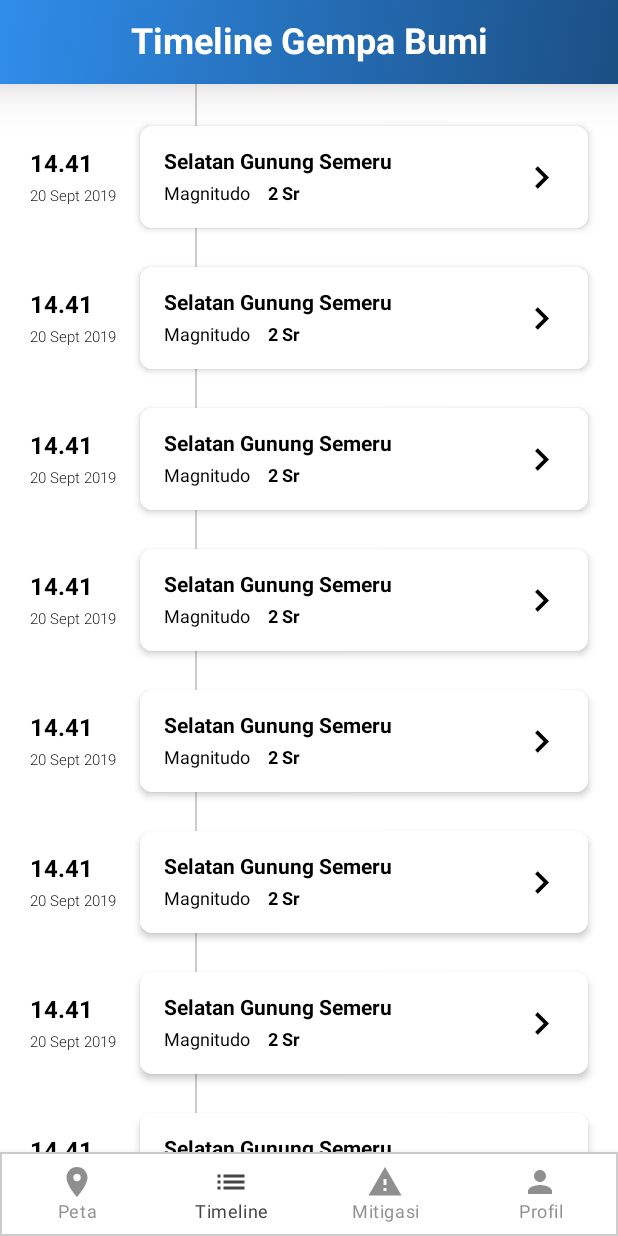
After one commit to hussainabdillah/dimas-mobile-app, an Android app built with Jetpack Compose: the composable TimelineScreen shown on its own in the app's theme, on a phone screen of 412 x 824 dp. The commit adds this screen. Run offline under Robolectric (Android 15) with nearby library versions, the phone set to English and light mode, and no system bars; 1 statement that could not run was skipped.

Commit message:
Create components for scaffold bottom and header bar, Create string resources for TimelineScreen, Create Lazy Column for TimelineScreen

```diff
--- /dev/null
+++ b/app/src/main/java/com/seisme/dimas/ui/components/BottomNavigation/BottomNavItem.kt
@@ -0,0 +1,8 @@
+package com.seisme.dimas.ui.components.BottomNavigation
+
+enum class BottomNavItem {
+    Map,
+    Timeline,
+    Mitigation,
+    Profile
+}
--- /dev/null
+++ b/app/src/main/java/com/seisme/dimas/ui/components/BottomNavigation/BottomNavigationBar.kt
@@ -0,0 +1,53 @@
+package com.seisme.dimas.ui.components.BottomNavigation
+
+import androidx.compose.foundation.border
+import androidx.compose.material.BottomNavigation
+import androidx.compose.material.BottomNavigationItem
+import androidx.compose.material.Icon
+import androidx.compose.material.Text
+import androidx.compose.material.icons.Icons
+import androidx.compose.material.icons.automirrored.filled.List
+import androidx.compose.material.icons.filled.*
+import androidx.compose.runtime.Composable
+import androidx.compose.ui.Modifier
+import androidx.compose.ui.graphics.Color
+import androidx.compose.ui.res.stringResource
+import androidx.compose.ui.unit.dp
+import com.seisme.dimas.R
+
+@Composable
+fun BottomNavigationBar(
+    selectedItem: BottomNavItem,
+    onItemSelected: (BottomNavItem) -> Unit
+) {
+    BottomNavigation(
+        backgroundColor = Color.White,
+        contentColor = Color.DarkGray,
+        modifier = Modifier.border(1.dp, Color.LightGray)
+    ) {
+        BottomNavigationItem(
+            icon = { Icon(Icons.Filled.LocationOn, contentDescription = stringResource(R.string.navigation_map)) },
+            selected = selectedItem == BottomNavItem.Map,
+            onClick = { onItemSelected(BottomNavItem.Map) },
+            label = { Text(stringResource(R.string.navigation_map)) }
+        )
+        BottomNavigationItem(
+            icon = { Icon(Icons.AutoMirrored.Filled.List, contentDescription = stringResource(R.string.navigation_timeline)) },
+            selected = selectedItem == BottomNavItem.Timeline,
+            onClick = { onItemSelected(BottomNavItem.Timeline) },
+            label = { Text(stringResource(R.string.navigation_timeline)) }
+        )
+        BottomNavigationItem(
+            icon = { Icon(Icons.Filled.Warning, contentDescription = stringResource(R.string.navigation_mitigation)) },
+            selected = selectedItem == BottomNavItem.Mitigation,
+            onClick = { onItemSelected(BottomNavItem.Mitigation) },
+            label = { Text(stringResource(R.string.navigation_mitigation)) }
+        )
+        BottomNavigationItem(
+            icon = { Icon(Icons.Filled.Person, contentDescription = stringResource(R.string.navigation_profile)) },
+            selected = selectedItem == BottomNavItem.Profile,
+            onClick = { onItemSelected(BottomNavItem.Profile) },
+            label = { Text(stringResource(R.string.navigation_profile)) }
+        )
+    }
+}
--- /dev/null
+++ b/app/src/main/java/com/seisme/dimas/ui/components/HeaderNavigationBar.kt
@@ -0,0 +1,53 @@
+package com.seisme.dimas.ui.components
+
+import androidx.compose.foundation.background
+import androidx.compose.foundation.layout.Box
+import androidx.compose.foundation.layout.PaddingValues
+import androidx.compose.foundation.layout.fillMaxWidth
+import androidx.compose.foundation.layout.height
+import androidx.compose.material.Text
+import androidx.compose.material.TopAppBar
+import androidx.compose.runtime.Composable
+import androidx.compose.ui.Alignment
+import androidx.compose.ui.Modifier
+import androidx.compose.ui.graphics.Brush
+import androidx.compose.ui.graphics.Color
+import androidx.compose.ui.text.font.FontWeight
+import androidx.compose.ui.text.style.TextAlign
+import androidx.compose.ui.unit.dp
+import androidx.compose.ui.unit.sp
+import com.seisme.dimas.ui.theme.HeaderDarkBlue
+import com.seisme.dimas.ui.theme.HeaderLightBlue
+
+@Composable
+fun Header(title: String) {
+    TopAppBar(
+        contentPadding = PaddingValues(0.dp),
+        backgroundColor = Color.Transparent,
+        contentColor = Color.White,
+        elevation = 20.dp,
+    ) {
+        Box(
+            modifier = Modifier
+                .height(60.dp)
+                .fillMaxWidth()
+                .background(
+                    brush = Brush.linearGradient(
+                        colors = listOf(
+                            HeaderLightBlue,
+                            HeaderDarkBlue
+                        )
+                    )
+                ),
+            contentAlignment = Alignment.Center
+        ) {
+            Text(
+                text = title,
+                fontSize = 24.sp,
+                fontWeight = FontWeight.Bold,
+                color = Color.White,
+                textAlign = TextAlign.Center
+            )
+        }
+    }
+}
--- a/app/src/main/java/com/seisme/dimas/ui/navigation/NavGraph.kt
+++ b/app/src/main/java/com/seisme/dimas/ui/navigation/NavGraph.kt
@@ -6,9 +6,9 @@ import androidx.compose.runtime.remember
 import androidx.navigation.NavHostController
 import androidx.navigation.compose.NavHost
 import androidx.navigation.compose.composable
-import com.seisme.dimas.ui.screens.HomeScreen.HomeScreen
+import com.seisme.dimas.ui.screens.homeScreen.HomeScreen
 import com.seisme.dimas.ui.screens.LoginScreen.LoginScreen
-import com.seisme.dimas.ui.screens.RegisterScreen.RegisterScreen
+import com.seisme.dimas.ui.screens.registerScreen.RegisterScreen
 
 @Composable
 fun NavGraph(navController: NavHostController) {
--- a/app/src/main/java/com/seisme/dimas/ui/screens/HomeScreen/HomeScreen.kt
+++ b/app/src/main/java/com/seisme/dimas/ui/screens/homeScreen/HomeScreen.kt
@@ -1,4 +1,4 @@
-package com.seisme.dimas.ui.screens.HomeScreen
+package com.seisme.dimas.ui.screens.homeScreen
 
 import androidx.compose.foundation.layout.*
 import androidx.compose.material3.BottomAppBar
--- a/app/src/main/java/com/seisme/dimas/ui/screens/RegisterScreen/RegisterScreen.kt
+++ b/app/src/main/java/com/seisme/dimas/ui/screens/registerScreen/RegisterScreen.kt
@@ -1,4 +1,4 @@
-package com.seisme.dimas.ui.screens.RegisterScreen
+package com.seisme.dimas.ui.screens.registerScreen
 
 import androidx.compose.foundation.layout.*
 import androidx.compose.material.*
--- a/app/src/main/java/com/seisme/dimas/ui/screens/RegisterScreen/RegisterState.kt
+++ b/app/src/main/java/com/seisme/dimas/ui/screens/registerScreen/RegisterState.kt
@@ -1,4 +1,4 @@
-package com.seisme.dimas.ui.screens.RegisterScreen
+package com.seisme.dimas.ui.screens.registerScreen
 
 data class RegisterState(
     val email: String = "",
--- a/app/src/main/java/com/seisme/dimas/ui/screens/RegisterScreen/RegisterViewModel.kt
+++ b/app/src/main/java/com/seisme/dimas/ui/screens/registerScreen/RegisterViewModel.kt
@@ -1,4 +1,4 @@
-package com.seisme.dimas.ui.screens.RegisterScreen
+package com.seisme.dimas.ui.screens.registerScreen
 
 import androidx.lifecycle.ViewModel
 import androidx.lifecycle.viewModelScope
--- /dev/null
+++ b/app/src/main/java/com/seisme/dimas/ui/screens/timelineScreen/TimelineScreen.kt
@@ -0,0 +1,151 @@
+package com.seisme.dimas.ui.screens.timelineScreen
+
+import androidx.compose.foundation.background
+import androidx.compose.foundation.layout.Arrangement
+import androidx.compose.foundation.layout.Box
+import androidx.compose.foundation.layout.Column
+import androidx.compose.foundation.layout.Row
+import androidx.compose.foundation.layout.absoluteOffset
+import androidx.compose.foundation.layout.fillMaxHeight
+import androidx.compose.foundation.layout.fillMaxWidth
+import androidx.compose.foundation.layout.height
+import androidx.compose.foundation.layout.padding
+import androidx.compose.foundation.layout.width
+import androidx.compose.foundation.lazy.LazyColumn
+import androidx.compose.foundation.shape.RoundedCornerShape
+import androidx.compose.material.Icon
+import androidx.compose.material.Scaffold
+import androidx.compose.material.Surface
+import androidx.compose.material.Text
+import androidx.compose.material.icons.Icons
+import androidx.compose.material.icons.automirrored.filled.KeyboardArrowRight
+import androidx.compose.runtime.Composable
+import androidx.compose.runtime.getValue
+import androidx.compose.runtime.mutableStateOf
+import androidx.compose.runtime.remember
+import androidx.compose.runtime.setValue
+import androidx.compose.ui.Alignment
+import androidx.compose.ui.Modifier
+import androidx.compose.ui.graphics.Color
+import androidx.compose.ui.res.stringResource
+import androidx.compose.ui.text.font.FontWeight
+import androidx.compose.ui.tooling.preview.Preview
+import androidx.compose.ui.unit.dp
+import androidx.compose.ui.unit.sp
+import com.seisme.dimas.R
+import com.seisme.dimas.ui.components.BottomNavigation.BottomNavItem
+import com.seisme.dimas.ui.components.BottomNavigation.BottomNavigationBar
+import com.seisme.dimas.ui.components.Header
+
+@Composable
+fun TimelineScreen() {
+    var activeBottomNav by remember { mutableStateOf(BottomNavItem.Timeline) }
+
+    Scaffold(
+        topBar = {
+            Header(title = stringResource(R.string.timeline_header))
+        },
+        bottomBar = {
+            BottomNavigationBar(
+                selectedItem = activeBottomNav,
+                onItemSelected = { item ->
+                    activeBottomNav = item
+                }
+            )
+        }
+    ) { padding ->
+        Box(
+                modifier = Modifier
+                    .width(1.dp)
+                    .fillMaxHeight()
+                    .absoluteOffset(x = 130.dp, y = 0.dp)
+                    .background(Color.LightGray)
+        )
+        LazyColumn(
+            contentPadding = padding,
+            verticalArrangement = Arrangement.spacedBy(10.dp),
+            modifier = Modifier
+                .padding(
+                    start = 20.dp,
+                    top = 20.dp,
+                    end = 20.dp,
+                    bottom = 20.dp
+                )
+        ) {
+            items(10) {
+                EarthquakeItem(
+                    time = "14.41",
+                    date = "20 Sept 2019",
+                    location = "Selatan Gunung Semeru",
+                    magnitude = "2 Sr"
+                )
+            }
+        }
+    }
+}
+
+@Composable
+fun EarthquakeItem(time: String, date: String, location: String, magnitude: String) {
+    Row(
+        verticalAlignment = Alignment.CenterVertically,
+        modifier = Modifier
+            .fillMaxWidth()
+    ) {
+
+        Column(
+            horizontalAlignment = Alignment.Start,
+            verticalArrangement = Arrangement.spacedBy(6.dp),
+            modifier = Modifier.padding(end = 16.dp)
+        ) {
+            Text(text = time, fontSize = 16.sp, fontWeight = FontWeight.Bold)
+            Text(text = date, fontSize = 10.sp, fontWeight = FontWeight.Light)
+        }
+        Surface(
+            shape = RoundedCornerShape(8.dp),
+            color = Color.White,
+            elevation = 3.dp,
+            modifier = Modifier
+                .fillMaxWidth()
+                .padding(vertical = 8.dp)
+        ) {
+            Row(
+                modifier = Modifier
+                    .fillMaxWidth()
+                    .padding(16.dp),
+                horizontalArrangement = Arrangement.SpaceBetween,
+                verticalAlignment = Alignment.CenterVertically
+            ) {
+                Column(
+                    verticalArrangement = Arrangement.spacedBy(6.dp)
+                ) {
+                    Text(text = location, fontWeight = FontWeight.Bold, fontSize = 14.sp)
+                    Row {
+                        Text(
+                            text = "Magnitudo",
+                            fontSize = 12.sp,
+                            modifier = Modifier.padding(end = 12.dp)
+                        )
+                        Text(
+                            text = magnitude,
+                            fontSize = 12.sp,
+                            fontWeight = FontWeight.Bold
+                        )
+                    }
+                }
+                Icon(
+                    Icons.AutoMirrored.Filled.KeyboardArrowRight,
+                    contentDescription = "Navigate",
+                    modifier = Modifier
+                        .height(30.dp)
+                        .width(30.dp)
+                )
+            }
+        }
+    }
+}
+
+@Preview(showBackground = true)
+@Composable
+fun TimelineScreenPreview() {
+    TimelineScreen()
+}
--- a/app/src/main/java/com/seisme/dimas/ui/theme/Color.kt
+++ b/app/src/main/java/com/seisme/dimas/ui/theme/Color.kt
@@ -1,5 +1,4 @@
 package com.seisme.dimas.ui.theme
-
 import androidx.compose.ui.graphics.Color
 
 val White = Color(0xFFFFFFFF)
@@ -13,3 +12,6 @@ val Pink80 = Color(0xFFEFB8C8)
 val Purple40 = Color(0xFF6650a4)
 val PurpleGrey40 = Color(0xFF625b71)
 val Pink40 = Color(0xFF7D5260)
+
+val HeaderLightBlue = Color(0xFF2F8DEA)
+val HeaderDarkBlue = Color(0xFF1B4F84)
--- a/app/src/main/res/values/strings.xml
+++ b/app/src/main/res/values/strings.xml
@@ -1,3 +1,8 @@
 <resources>
     <string name="app_name">Dimas</string>
+    <string name="timeline_header">Timeline Gempa Bumi</string>
+    <string name="navigation_map">Peta</string>
+    <string name="navigation_timeline">Timeline</string>
+    <string name="navigation_mitigation">Mitigasi</string>
+    <string name="navigation_profile">Profil</string>
 </resources>
```
